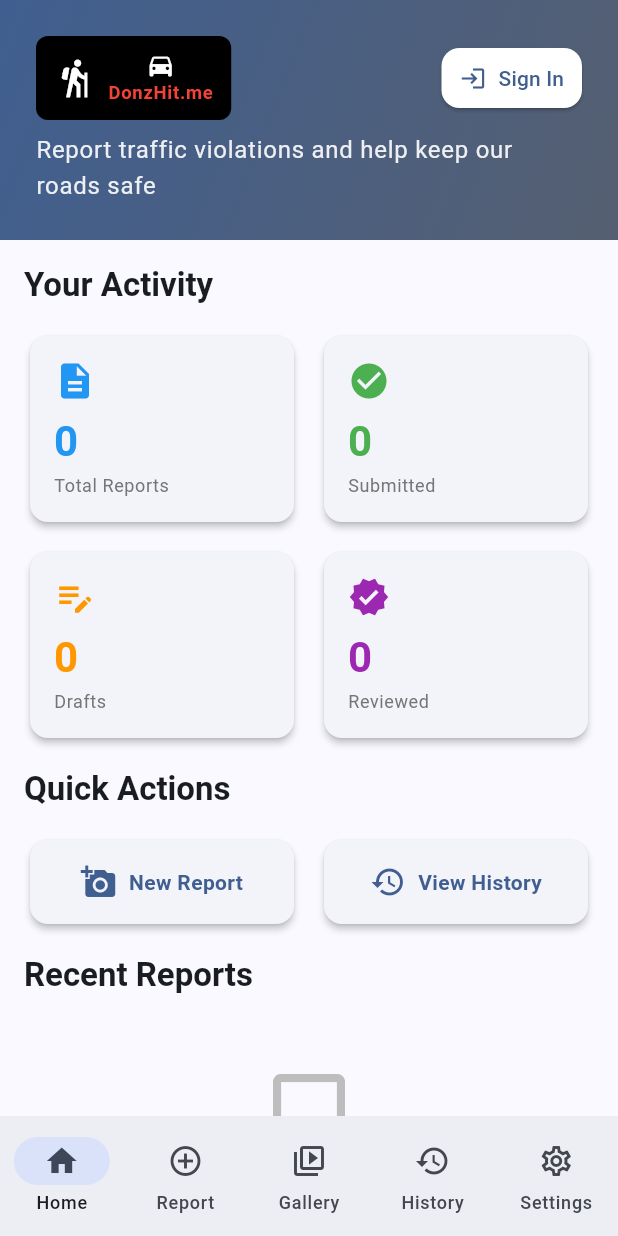
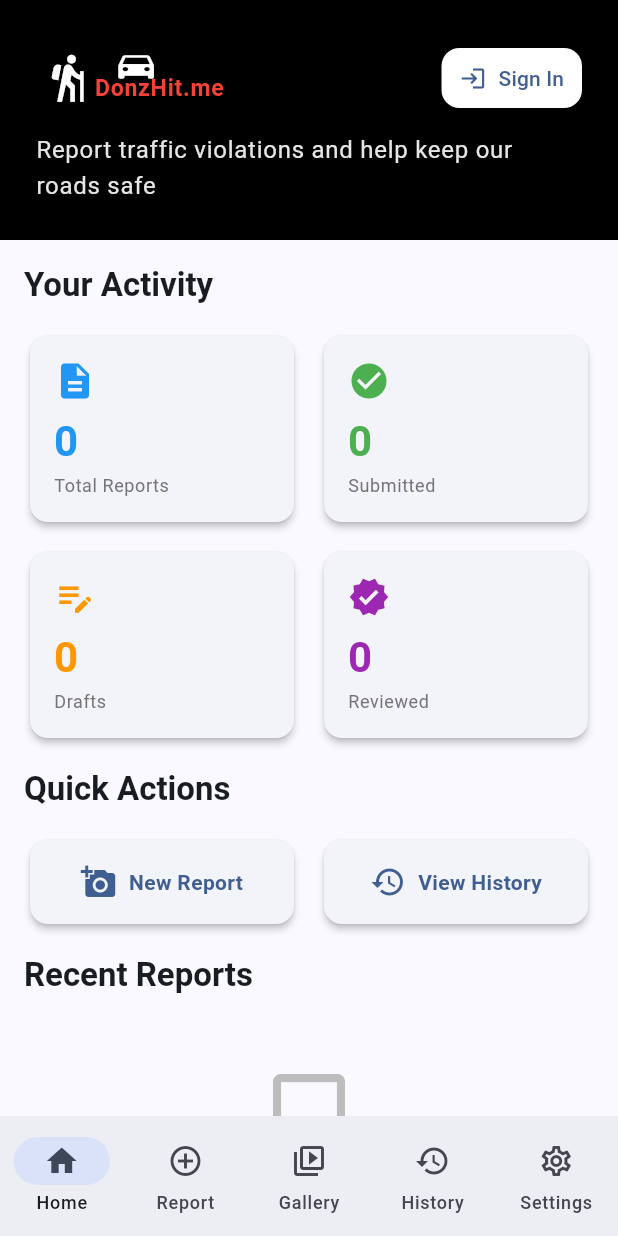
Before and after one commit to x92017/donzhit_me, a Flutter app: the screen it shows after launch, on a phone screen of 412 x 824 dp. Run offline on Flutter 3.47's test engine with Material 3 defaults, Android fonts, the phone set to English and light mode, and no system bars; our stand-ins replace cached_network_image, chewie, file_picker, google_sign_in, image_picker, shared_preferences and 2 more; network calls fail.

Commit message:
Update DonzHit.me logo styling
- Make entire logo 20% bigger
- Change header background from gradient to solid black
- Increase text size by 25%
- Make car icon 15% wider and 15% flatter
- Reposition car over "onz" text
- Move walking person closer to text

Co-Authored-By: Claude Opus 4.5 <noreply@anthropic.com>

```diff
--- a/donzhit_me/lib/screens/home_screen.dart
+++ b/donzhit_me/lib/screens/home_screen.dart
@@ -68,15 +68,8 @@ class _HomeScreenState extends State<HomeScreen> {
   Widget _buildHeader(BuildContext context) {
     return Container(
       padding: const EdgeInsets.all(24),
-      decoration: BoxDecoration(
-        gradient: LinearGradient(
-          begin: Alignment.topLeft,
-          end: Alignment.bottomRight,
-          colors: [
-            Theme.of(context).colorScheme.primary,
-            Theme.of(context).colorScheme.secondary,
-          ],
-        ),
+      decoration: const BoxDecoration(
+        color: Colors.black,
       ),
       child: SafeArea(
         bottom: false,
--- a/donzhit_me/lib/widgets/donzhit_logo.dart
+++ b/donzhit_me/lib/widgets/donzhit_logo.dart
@@ -72,50 +72,57 @@ class _LogoPainter extends CustomPainter {
 class DonzHitLogoHorizontal extends StatelessWidget {
   final double height;
 
-  const DonzHitLogoHorizontal({super.key, this.height = 60});
+  const DonzHitLogoHorizontal({super.key, this.height = 72}); // 20% bigger (60 * 1.2)
 
   @override
   Widget build(BuildContext context) {
     return Container(
       height: height,
-      padding: const EdgeInsets.symmetric(horizontal: 12, vertical: 6),
+      padding: const EdgeInsets.only(left: 4, right: 12, top: 6, bottom: 6),
       decoration: BoxDecoration(
         color: Colors.black,
         borderRadius: BorderRadius.circular(8),
       ),
       child: Row(
         mainAxisSize: MainAxisSize.min,
+        crossAxisAlignment: CrossAxisAlignment.center,
         children: [
-          // Walking person on left
-          Column(
-            mainAxisAlignment: MainAxisAlignment.center,
-            children: [
+          // Walking person on left - 25% bigger, less padding
           Icon(
             Icons.hiking,
             color: Colors.white,
-                size: height * 0.5,
+            size: height * 0.625, // 25% bigger (0.5 * 1.25)
           ),
-            ],
-          ),
-          const SizedBox(width: 8),
-          // DonzHit.me text and car in middle
-          Column(
-            mainAxisAlignment: MainAxisAlignment.center,
+          // DonzHit.me text with car positioned over "onz"
+          Stack(
+            clipBehavior: Clip.none,
             children: [
-              // Car on top
-              Icon(
-                Icons.directions_car,
-                color: Colors.white,
-                size: height * 0.35,
-              ),
-              // DonzHit.me text
-              Text(
+              // DonzHit.me text - 25% bigger
+              Padding(
+                padding: const EdgeInsets.only(top: 14),
+                child: Text(
                   'DonzHit.me',
                   style: TextStyle(
                     color: Colors.red,
-                  fontSize: height * 0.22,
+                    fontSize: height * 0.275, // 25% bigger (0.22 * 1.25)
                     fontWeight: FontWeight.bold,
                     letterSpacing: 0.5,
+                  ),
+                ),
+              ),
+              // Car on top, positioned over "onz"
+              Positioned(
+                top: -4,
+                left: 14, // Moved 4% left from 18
+                child: Transform(
+                  transform: Matrix4.identity()
+                    ..scale(1.15, 0.85), // 15% wider, 15% flatter
+                  alignment: Alignment.center,
+                  child: Icon(
+                    Icons.directions_car,
+                    color: Colors.white,
+                    size: height * 0.49,
+                  ),
                 ),
               ),
             ],
```
Lines whose indentation alone changed are shown as unchanged.
